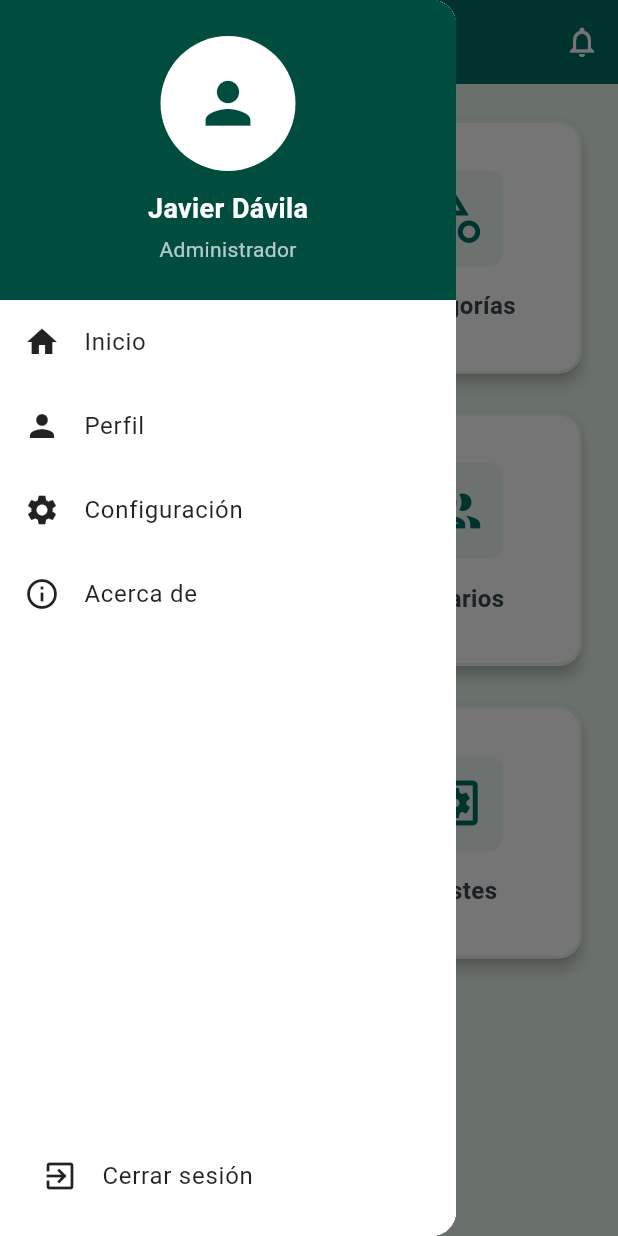
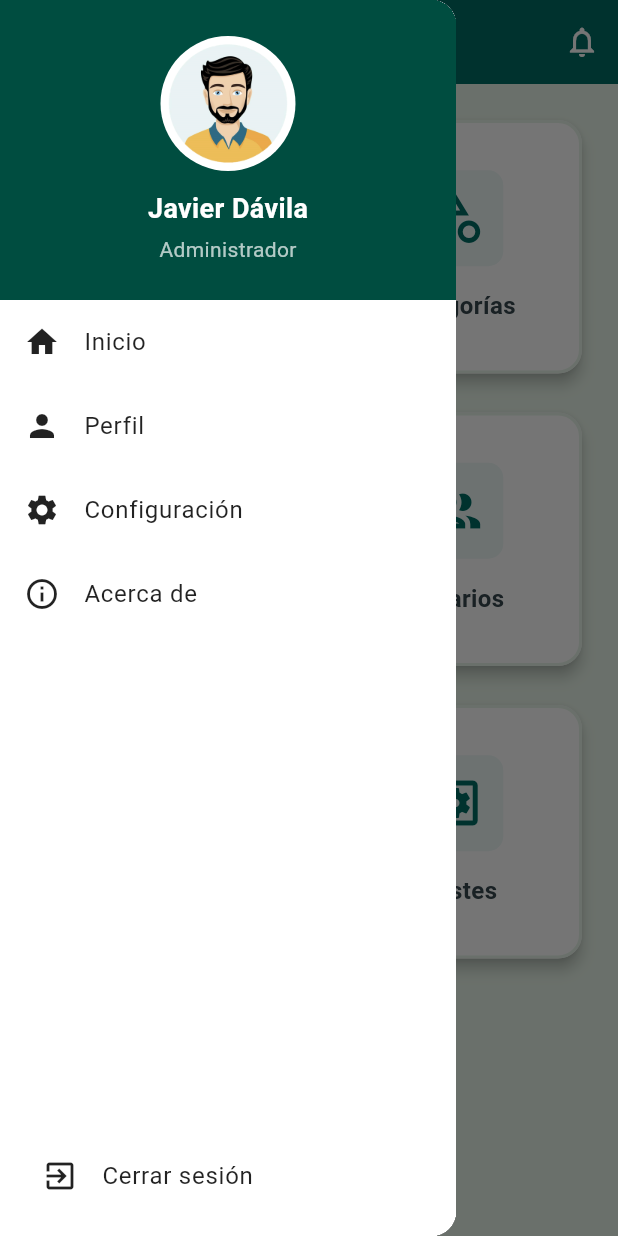
Before and after one commit to JDEV-4/P_TWINS_MOVIL, a Flutter app: the HomeScreen screen opened directly, with the side drawer open, on a phone screen of 412 x 824 dp. Run offline on Flutter 3.47's test engine with Material 3 defaults, Android fonts, the light colour scheme and no system bars; statements that could not run were skipped.

Commit message:
Refactorizar home_screen y drawer para mejor diseño

```diff
--- a/lib/UI/dashboard/screen/home_screen.dart
+++ b/lib/UI/dashboard/screen/home_screen.dart
@@ -25,7 +25,7 @@ class _HomeScreenState extends State<HomeScreen> {
         child: Column(
           crossAxisAlignment: CrossAxisAlignment.stretch,
           children: [
-            // --- Encabezado verde oscuro ---
+            // --- Encabezado verde oscuro con avatar de imagen ---
             Container(
               color: const Color(0xFF004D40),
               padding: EdgeInsets.only(
@@ -35,10 +35,10 @@ class _HomeScreenState extends State<HomeScreen> {
               child: Column(
                 mainAxisSize: MainAxisSize.min,
                 children: [
-                  const CircleAvatar(
+                  CircleAvatar(
                     radius: 45,
                     backgroundColor: Colors.white,
-                    child: Icon(Icons.person, size: 45, color: Color(0xFF004D40)),
+                    backgroundImage: const AssetImage('assets/images/Hombre.png'),
                   ),
                   const SizedBox(height: 12),
                   const Text(
@@ -78,6 +78,7 @@ class _HomeScreenState extends State<HomeScreen> {
               ),
             ),
 
+            // --- Cerrar sesión fijo abajo ---
             Container(
               color: Colors.white,
               padding: const EdgeInsets.all(12),
@@ -86,6 +87,7 @@ class _HomeScreenState extends State<HomeScreen> {
                 text: 'Cerrar sesión',
                 onTap: () {
                   Navigator.pop(context);
+                  // Aquí puedes agregar la lógica de logout
                 },
               ),
             ),
@@ -133,6 +135,7 @@ class _HomeScreenState extends State<HomeScreen> {
     );
   }
 
+  // --- Tarjetas del Dashboard ---
   Widget _buildCard(IconData icon, String title) {
     return GestureDetector(
       onTap: () => print('Navegando a: $title'),
@@ -169,6 +172,7 @@ class _HomeScreenState extends State<HomeScreen> {
     );
   }
 
+  // --- Items del Drawer ---
   Widget _buildDrawerItem({required IconData icon, required String text, required VoidCallback onTap}) {
     return ListTile(
       leading: Icon(icon, color: Colors.black87),
--- a/pubspec.yaml
+++ b/pubspec.yaml
@@ -57,6 +57,9 @@ flutter:
   # the material Icons class.
   uses-material-design: true
 
+  assets:
+    - assets/images/Hombre.png
+
   # To add assets to your application, add an assets section, like this:
   # assets:
   #   - images/a_dot_burr.jpeg
```
Also changed, not shown: assets/images/Hombre.png (added).
